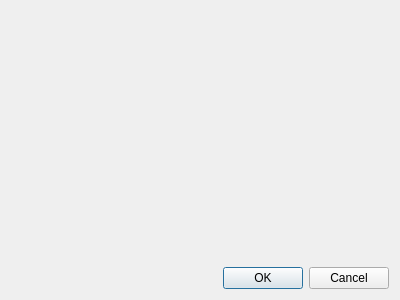
Above: tools/internal_crash_catcher/crash_dialog/ui/crash_dialog.ui from Kicer86/photobroom before the change. Below: the same form after it.
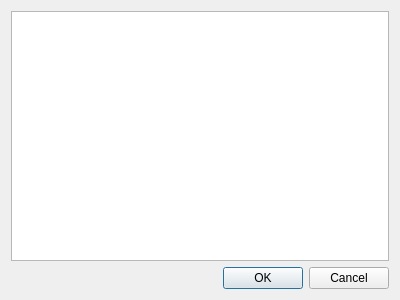
That is the form after the change.

Commit message: tools: CrashDialog: converting btArea into QPlainTextEdit

The edit to the form file:
```diff
--- a/tools/internal_crash_catcher/crash_dialog/ui/crash_dialog.ui
+++ b/tools/internal_crash_catcher/crash_dialog/ui/crash_dialog.ui
@@ -15,7 +15,7 @@
   </property>
   <layout class="QVBoxLayout" name="verticalLayout">
    <item>
-    <widget class="QWidget" name="btArea" native="true"/>
+    <widget class="QPlainTextEdit" name="plainTextEdit"/>
    </item>
    <item>
     <widget class="QDialogButtonBox" name="buttonBox">
```
